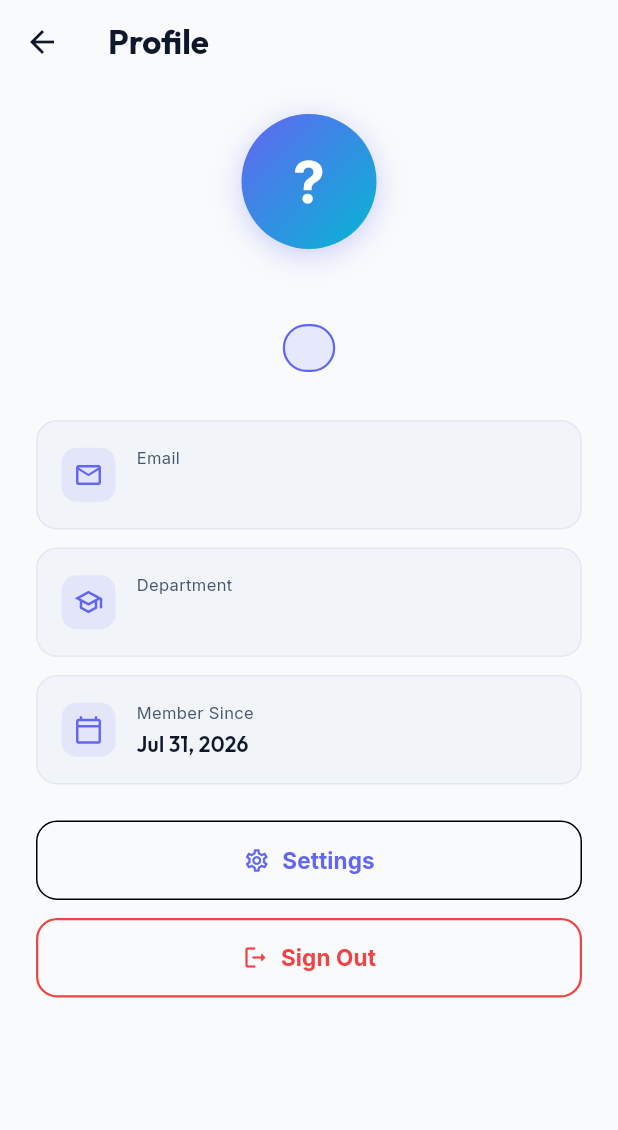
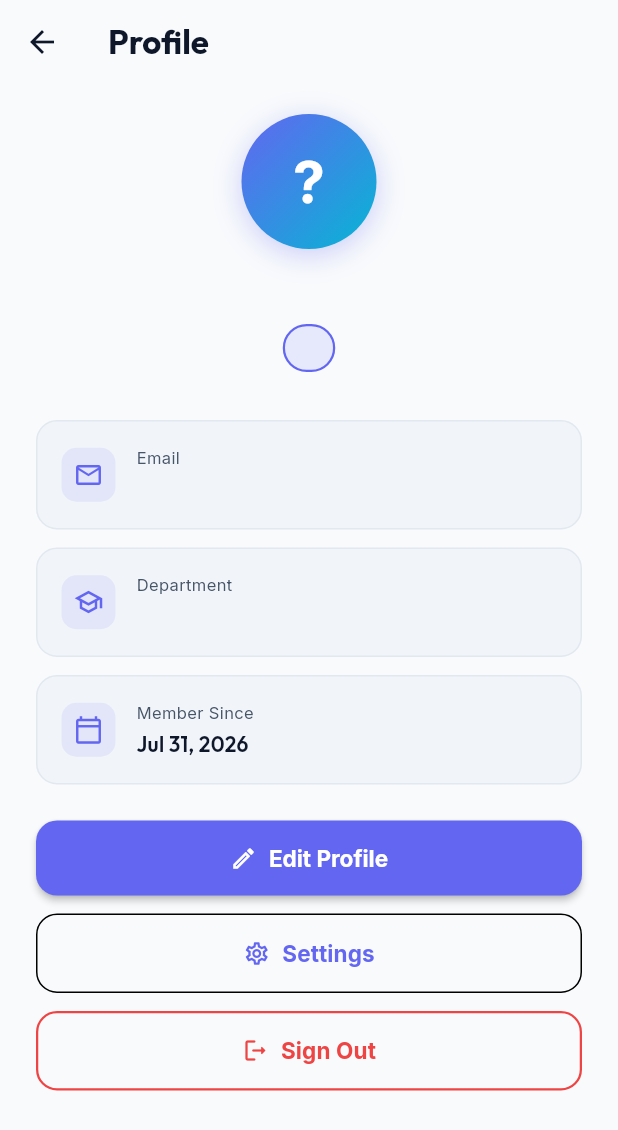
Before and after one commit to meherajmithun/EduShare, a Flutter app: the ProfileScreen screen opened directly, on a phone screen of 412 x 824 dp. Shown: the top 1130 px of the screen. Run offline on Flutter 3.47's test engine with Material 3 defaults, Android fonts, the phone set to English and light mode, and no system bars; our stand-ins replace file_picker, flutter_secure_storage, google_fonts, shared_preferences, youtube_player_flutter; accounts and stored records are empty.

Commit message:
edit option add for all user

```diff
--- a/lib/core/role_helper.dart
+++ b/lib/core/role_helper.dart
@@ -39,7 +39,6 @@ extension RoleHelper on UserModel {
       case 'contributor':
         return 'Contributor';
       case 'admin':
-        return 'Admin (Legacy)';
       case 'faculty_admin':
         return 'Admin';
       case 'super_admin':
--- a/lib/models/user_model.dart
+++ b/lib/models/user_model.dart
@@ -12,6 +12,7 @@ class UserModel {
   final String? departmentId;
   final String? facultyId;
   final String? designation;
+  final String? bio;
   final String? profilePhotoUrl;
   final DateTime createdAt;
 
@@ -25,6 +26,7 @@ class UserModel {
     this.departmentId,
     this.facultyId,
     this.designation,
+    this.bio,
     this.profilePhotoUrl,
     required this.createdAt,
   });
@@ -39,6 +41,7 @@ class UserModel {
     String? departmentId,
     String? facultyId,
     String? designation,
+    String? bio,
     String? profilePhotoUrl,
     DateTime? createdAt,
   }) {
@@ -52,6 +55,7 @@ class UserModel {
       departmentId: departmentId ?? this.departmentId,
       facultyId: facultyId ?? this.facultyId,
       designation: designation ?? this.designation,
+      bio: bio ?? this.bio,
       profilePhotoUrl: profilePhotoUrl ?? this.profilePhotoUrl,
       createdAt: createdAt ?? this.createdAt,
     );
@@ -70,6 +74,7 @@ class UserModel {
       departmentId: json['departmentId']?.toString(),
       facultyId: json['facultyId'] as String?,
       designation: json['designation'] as String?,
+      bio: json['bio'] as String?,
       profilePhotoUrl: json['profilePhotoUrl'] as String?,
       createdAt: json['createdAt'] != null
           ? DateTime.tryParse(json['createdAt'].toString()) ?? DateTime.now()
@@ -88,6 +93,7 @@ class UserModel {
       if (departmentId != null) 'departmentId': departmentId,
       if (facultyId != null) 'facultyId': facultyId,
       if (designation != null) 'designation': designation,
+      if (bio != null) 'bio': bio,
       if (profilePhotoUrl != null) 'profilePhotoUrl': profilePhotoUrl,
       'createdAt': createdAt.toIso8601String(),
     };
--- a/lib/views/profile/profile_screen.dart
+++ b/lib/views/profile/profile_screen.dart
@@ -6,6 +6,7 @@ import 'package:edushare/core/services/auth_service.dart';
 import 'package:edushare/models/user_model.dart';
 import 'package:edushare/views/auth/login_screen.dart';
 import 'package:edushare/views/settings/settings_screen.dart';
+import 'package:edushare/views/profile/edit_profile_screen.dart';
 
 class ProfileScreen extends StatelessWidget {
   const ProfileScreen({Key? key}) : super(key: key);
@@ -20,6 +21,7 @@ class ProfileScreen extends StatelessWidget {
     if (user == null) return const SizedBox.shrink();
 
     final roleColor = _getRoleColor(user.role);
+    final photoUrl = user.profilePhotoUrl;
 
     return Scaffold(
       appBar: AppBar(
@@ -54,17 +56,16 @@ class ProfileScreen extends StatelessWidget {
                         ),
                       ],
                     ),
-                    child: Center(
-                      child: Text(
-                        user.name.isNotEmpty
-                            ? user.name[0].toUpperCase()
-                            : '?',
-                        style: const TextStyle(
-                          color: Colors.white,
-                          fontSize: 38,
-                          fontWeight: FontWeight.bold,
-                        ),
-                      ),
+                    child: ClipOval(
+                      child: (photoUrl != null && photoUrl.isNotEmpty)
+                          ? Image.network(
+                              photoUrl,
+                              fit: BoxFit.cover,
+                              width: 90,
+                              height: 90,
+                              errorBuilder: (_, __, ___) => _buildInitials(user.name),
+                            )
+                          : _buildInitials(user.name),
                     ),
                   ),
                   const SizedBox(height: 16),
@@ -84,7 +85,7 @@ class ProfileScreen extends StatelessWidget {
                       border: Border.all(color: roleColor, width: 1.5),
                     ),
                     child: Text(
-                      user.role.toUpperCase(),
+                      user.roleLabel.toUpperCase(),
                       style: TextStyle(
                         color: roleColor,
                         fontSize: 12,
@@ -97,6 +98,18 @@ class ProfileScreen extends StatelessWidget {
               ),
             ),
             const SizedBox(height: 32),
+
+            // Bio card if available
+            if (user.bio != null && user.bio!.trim().isNotEmpty) ...[
+              _buildInfoCard(
+                context,
+                icon: Icons.info_outline_rounded,
+                label: 'About Me',
+                value: user.bio!,
+                isDark: isDark,
+              ),
+              const SizedBox(height: 12),
+            ],
 
             // Info cards
             _buildInfoCard(
@@ -130,7 +143,7 @@ class ProfileScreen extends StatelessWidget {
                 context,
                 icon: Icons.upload_file_outlined,
                 label: 'Permissions',
-                value: user.isAdmin
+                value: user.isAnyAdmin
                     ? 'Upload · Approve · Delete'
                     : 'Upload Materials',
                 isDark: isDark,
@@ -139,6 +152,33 @@ class ProfileScreen extends StatelessWidget {
             ],
 
             const SizedBox(height: 24),
+
+            // Edit Profile button
+            SizedBox(
+              width: double.infinity,
+              child: ElevatedButton.icon(
+                style: ElevatedButton.styleFrom(
+                  padding: const EdgeInsets.symmetric(vertical: 16),
+                  backgroundColor: AppTheme.primaryColor,
+                  foregroundColor: Colors.white,
+                  shape: RoundedRectangleBorder(
+                      borderRadius: BorderRadius.circular(14)),
+                ),
+                icon: const Icon(Icons.edit_outlined),
+                label: const Text(
+                  'Edit Profile',
+                  style: TextStyle(fontWeight: FontWeight.bold, fontSize: 15),
+                ),
+                onPressed: () {
+                  Navigator.of(context).push(
+                    MaterialPageRoute(
+                      builder: (_) => const EditProfileScreen(),
+                    ),
+                  );
+                },
+              ),
+            ),
+            const SizedBox(height: 12),
 
             // Settings button
             SizedBox(
@@ -323,4 +363,17 @@ class ProfileScreen extends StatelessWidget {
     ];
     return '${months[dt.month - 1]} ${dt.day}, ${dt.year}';
   }
+
+  Widget _buildInitials(String name) {
+    return Center(
+      child: Text(
+        name.isNotEmpty ? name[0].toUpperCase() : '?',
+        style: const TextStyle(
+          color: Colors.white,
+          fontSize: 38,
+          fontWeight: FontWeight.bold,
+        ),
+      ),
+    );
+  }
 }
```
Also changed, not shown: lib/core/services/auth_service.dart (+68 -0 lines), lib/views/admin/users_screen.dart (+18 -6 lines), lib/views/profile/edit_profile_screen.dart (added, +304 -0 lines), 5 other files.
